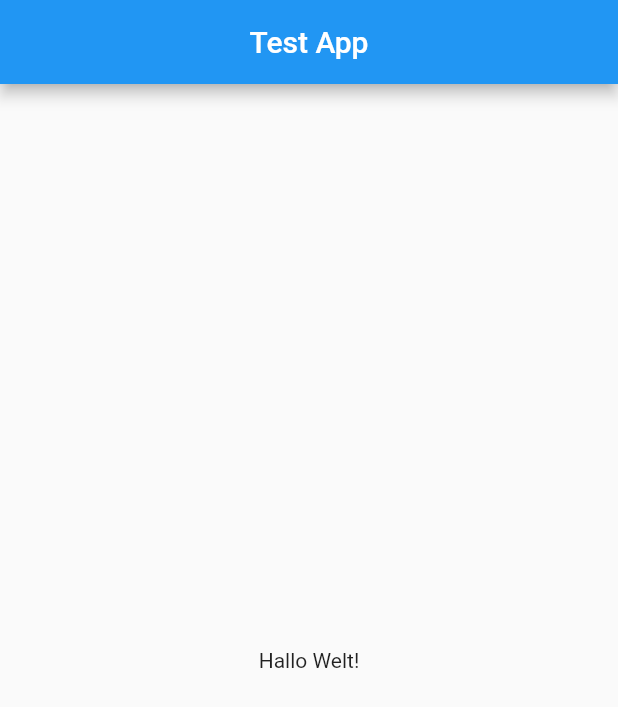
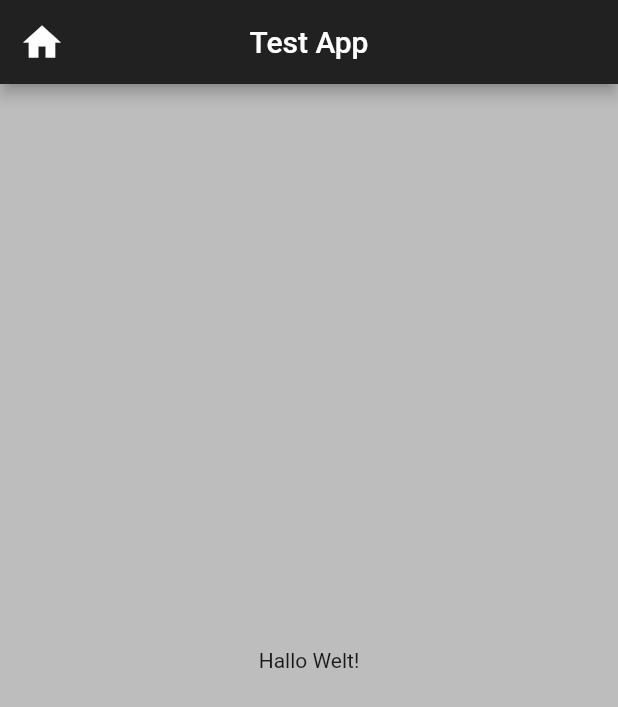
Before and after one commit to markusweiss/flutter-train, a Flutter app: the screen it shows after launch, on a phone screen of 412 x 824 dp. Shown: the top 707 px of the screen. Run offline on Flutter 3.47's test engine with Material 2 defaults, Android fonts, the phone set to English and light mode, and no system bars.

Commit message:
add gitignore, expand examples

```diff
--- a/flutter_grundlagen/testapp/lib/main.dart
+++ b/flutter_grundlagen/testapp/lib/main.dart
@@ -10,6 +10,7 @@ class MyApp extends StatelessWidget {
 
   @override
   Widget build(BuildContext context) {
-    return const MaterialApp(home: WidgetsExamplePage());
+    return const MaterialApp(
+        debugShowCheckedModeBanner: true, home: WidgetsExamplePage());
   }
 }
--- a/flutter_grundlagen/testapp/lib/presentation/widgets/widgets_example_page.dart
+++ b/flutter_grundlagen/testapp/lib/presentation/widgets/widgets_example_page.dart
@@ -6,10 +6,15 @@ class WidgetsExamplePage extends StatelessWidget {
   @override
   Widget build(BuildContext context) {
     return Scaffold(
+      backgroundColor: Colors.grey[400],
       appBar: AppBar(
-        title: const Center(
-          child: Text("Test App"),
+        backgroundColor: Colors.grey[900],
+        leading: const Icon(
+          Icons.home,
+          size: 30,
         ),
+        centerTitle: true,
+        title: const Text("Test App"),
       ),
       body: const Center(
         child: Text("Hallo Welt!"),
```
Also changed, not shown: 1 other file.
